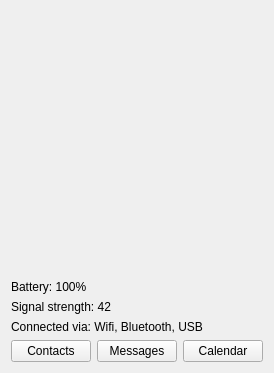
Qt form DesktopClient/src/UI/WgtDevice.ui (madmaxoft/Deskemes) before a commit.
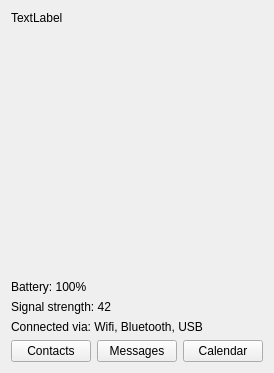
The same form after that commit.

Commit message: WgtDevice: Added device friendly name.

Diff of the .ui file:
```diff
--- a/DesktopClient/src/UI/WgtDevice.ui
+++ b/DesktopClient/src/UI/WgtDevice.ui
@@ -6,11 +6,21 @@
    <rect>
     <x>0</x>
     <y>0</y>
-    <width>242</width>
+    <width>257</width>
     <height>373</height>
    </rect>
   </property>
   <layout class="QVBoxLayout" name="verticalLayout">
+   <item>
+    <widget class="QLabel" name="lblFriendlyName">
+     <property name="toolTip">
+      <string>The device's name, as set in the app</string>
+     </property>
+     <property name="text">
+      <string notr="true">TextLabel</string>
+     </property>
+    </widget>
+   </item>
    <item>
     <widget class="QLabel" name="lblDesktopImage">
      <property name="sizePolicy">
```
The commit also changes 4 other files.
